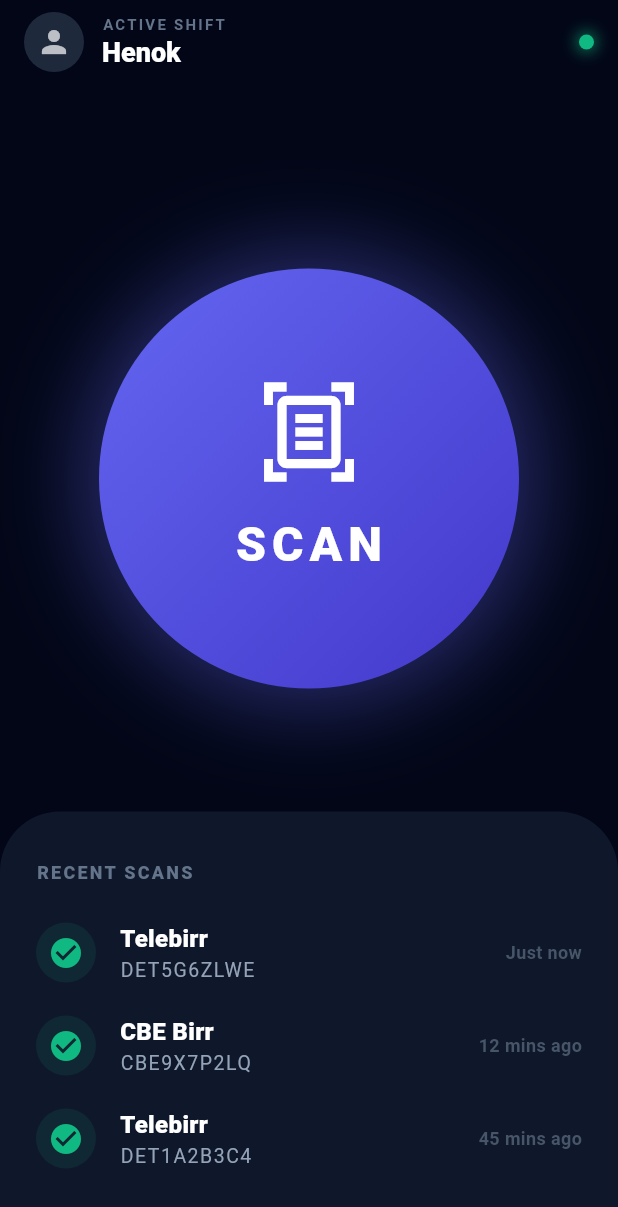
After one commit to beki4kt/Verify-me, a Flutter app: the WaiterDashboard screen opened directly, on a phone screen of 412 x 824 dp. The commit adds this screen. Shown: the top 1207 px of the screen. Run offline on Flutter 3.47's test engine with Material 3 defaults, Android fonts, the phone set to English and light mode, and no system bars; our stand-ins replace camera, lottie, supabase_flutter, vibration; missing offline and left inert: google_mlkit_text_recognition; accounts and stored records are empty.

Commit message:
verifier fix and ui updates

```diff
--- /dev/null
+++ b/lib/waiter_dashboard.dart
@@ -0,0 +1,147 @@
+import 'package:flutter/material.dart';
+import 'modern_scanner.dart';
+
+class WaiterDashboard extends StatelessWidget {
+  const WaiterDashboard({super.key});
+
+  @override
+  Widget build(BuildContext context) {
+    return Scaffold(
+      backgroundColor: const Color(0xFF020617), // True OLED Black
+      appBar: AppBar(
+        backgroundColor: Colors.transparent,
+        elevation: 0,
+        title: Row(
+          children: [
+            const CircleAvatar(
+              backgroundColor: Color(0xFF1E293B),
+              child: Icon(Icons.person, color: Colors.white70),
+            ),
+            const SizedBox(width: 12),
+            const Column(
+              crossAxisAlignment: CrossAxisAlignment.start,
+              children: [
+                Text('ACTIVE SHIFT', style: TextStyle(fontSize: 10, fontWeight: FontWeight.bold, color: Color(0xFF64748B), letterSpacing: 1.5)),
+                Text('Henok', style: TextStyle(fontSize: 18, fontWeight: FontWeight.w900, color: Colors.white)),
+              ],
+            ),
+            const Spacer(),
+            // Pulsing Live Connection Dot
+            Container(
+              width: 10,
+              height: 10,
+              decoration: BoxDecoration(
+                shape: BoxShape.circle,
+                color: const Color(0xFF10B981),
+                boxShadow: [
+                  BoxShadow(color: const Color(0xFF10B981).withOpacity(0.6), blurRadius: 8, spreadRadius: 2)
+                ],
+              ),
+            ),
+          ],
+        ),
+      ),
+      body: Column(
+        children: [
+          const Expanded(flex: 3, child: SizedBox()),
+
+          // THE MASSIVE HERO BUTTON
+          Center(
+            child: GestureDetector(
+              onTap: () {
+                Navigator.push(
+                  context,
+                  PageRouteBuilder(
+                    pageBuilder: (context, animation, secondaryAnimation) => const ModernScannerScreen(),
+                    transitionsBuilder: (context, animation, secondaryAnimation, child) {
+                      return FadeTransition(opacity: animation, child: child);
+                    },
+                    transitionDuration: const Duration(milliseconds: 500),
+                  ),
+                );
+              },
+              child: Hero(
+                tag: 'scanner_hero_core',
+                child: Container(
+                  width: 280,
+                  height: 280,
+                  decoration: BoxDecoration(
+                    shape: BoxShape.circle,
+                    gradient: const LinearGradient(
+                      colors: [Color(0xFF6366F1), Color(0xFF4338CA)],
+                      begin: Alignment.topLeft,
+                      end: Alignment.bottomRight,
+                    ),
+                    boxShadow: [
+                      BoxShadow(color: const Color(0xFF6366F1).withOpacity(0.4), blurRadius: 50, spreadRadius: 10),
+                    ],
+                  ),
+                  child: const Column(
+                    mainAxisAlignment: MainAxisAlignment.center,
+                    children: [
+                      Icon(Icons.document_scanner_outlined, size: 72, color: Colors.white),
+                      SizedBox(height: 16),
+                      Material(
+                        color: Colors.transparent,
+                        child: Text(
+                          'SCAN',
+                          style: TextStyle(fontSize: 32, fontWeight: FontWeight.w900, letterSpacing: 4, color: Colors.white),
+                        ),
+                      ),
+                    ],
+                  ),
+                ),
+              ),
+            ),
+          ),
+
+          const Expanded(flex: 2, child: SizedBox()),
+
+          // THE BOTTOM SHEET: Shift History
+          Container(
+            padding: const EdgeInsets.symmetric(horizontal: 24, vertical: 32),
+            decoration: const BoxDecoration(
+              color: Color(0xFF0F172A),
+              borderRadius: BorderRadius.vertical(top: Radius.circular(40)),
+            ),
+            child: Column(
+              crossAxisAlignment: CrossAxisAlignment.start,
+              children: [
+                const Text('RECENT SCANS', style: TextStyle(color: Color(0xFF64748B), fontWeight: FontWeight.w800, letterSpacing: 1.5, fontSize: 12)),
+                const SizedBox(height: 24),
+                _buildHistoryRow('Telebirr', 'DET5G6ZLWE', 'Just now'),
+                const SizedBox(height: 20),
+                _buildHistoryRow('CBE Birr', 'CBE9X7P2LQ', '12 mins ago'),
+                const SizedBox(height: 20),
+                _buildHistoryRow('Telebirr', 'DET1A2B3C4', '45 mins ago'),
+                const SizedBox(height: 12),
+              ],
+            ),
+          )
+        ],
+      ),
+    );
+  }
+
+  Widget _buildHistoryRow(String bank, String id, String time) {
+    return Row(
+      children: [
+        Container(
+          padding: const EdgeInsets.all(8),
+          decoration: BoxDecoration(color: const Color(0xFF10B981).withOpacity(0.1), shape: BoxShape.circle),
+          child: const Icon(Icons.check_circle, color: Color(0xFF10B981), size: 24),
+        ),
+        const SizedBox(width: 16),
+        Column(
+          crossAxisAlignment: CrossAxisAlignment.start,
+          children: [
+            Text(bank, style: const TextStyle(color: Colors.white, fontWeight: FontWeight.w800, fontSize: 16)),
+            Text(id, style: const TextStyle(color: Color(0xFF94A3B8), fontSize: 13, letterSpacing: 1)),
+          ],
+        ),
+        const Spacer(),
+        Text(time, style: const TextStyle(color: Color(0xFF475569), fontSize: 12, fontWeight: FontWeight.bold)),
+      ],
+    );
+  }
+}
--- a/pubspec.yaml
+++ b/pubspec.yaml
@@ -15,6 +15,8 @@ dependencies:
   provider: ^6.1.2
   http: ^1.2.0
   supabase_flutter: ^2.15.0
+  lottie: ^3.3.3
+  vibration: ^3.2.0
 
 dev_dependencies:
   flutter_test:
```
Also changed, not shown: lib/api_service.dart (+12 -8 lines), lib/main.dart (+18 -37 lines), lib/modern_scanner.dart (added, +333 -0 lines), lib/pin_login_screen.dart (+7 -2 lines), pubspec.lock, 1 other file.
